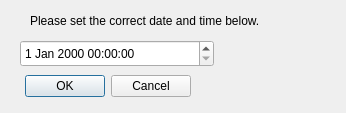
Old version of the form recovery/datetimedialog.ui in the repository procount/pinn.
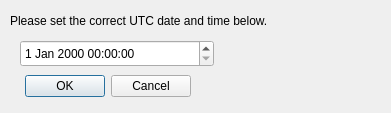
New version of the form.

Commit message: Note UTC time in dialog

The edit to the form file:
```diff
--- a/recovery/datetimedialog.ui
+++ b/recovery/datetimedialog.ui
@@ -6,7 +6,7 @@
    <rect>
     <x>0</x>
     <y>0</y>
-    <width>346</width>
+    <width>391</width>
     <height>113</height>
    </rect>
   </property>
@@ -42,14 +42,14 @@
   <widget class="QLabel" name="label_2">
    <property name="geometry">
     <rect>
-     <x>30</x>
+     <x>10</x>
      <y>10</y>
-     <width>301</width>
+     <width>371</width>
      <height>21</height>
     </rect>
    </property>
    <property name="text">
-    <string>Please set the correct date and time below.</string>
+    <string>Please set the correct UTC date and time below.</string>
    </property>
   </widget>
  </widget>
```
